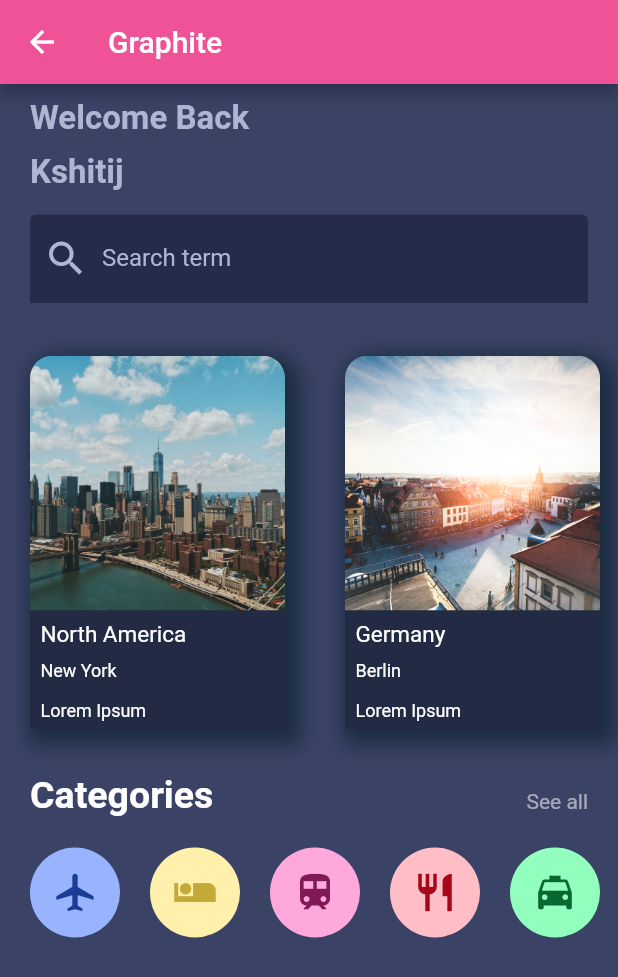
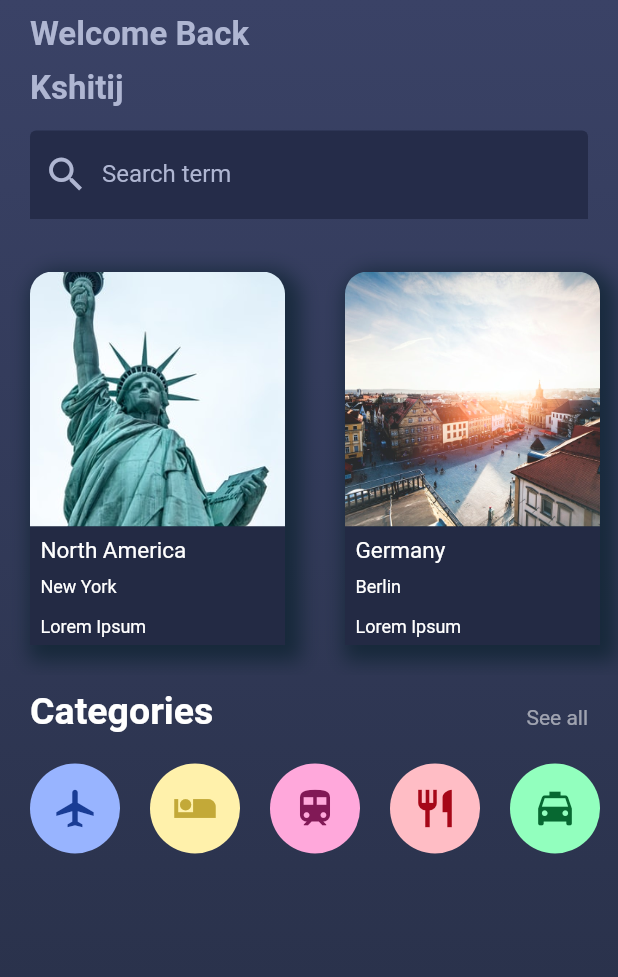
Before and after one commit to kshitijver/DdroidRush2020, a Flutter app: the HomeScreen screen opened directly, on a phone screen of 412 x 824 dp. Shown: the top 977 px of the screen. Run offline on Flutter 3.47's test engine with Material 2 defaults, Android fonts, the phone set to English and light mode, and no system bars; our stand-ins replace firebase_auth, firebase_core, flutter_spinkit; accounts and stored records are empty.

```diff
--- a/lib/home_screen.dart
+++ b/lib/home_screen.dart
@@ -1,5 +1,6 @@
 import 'package:flutter/cupertino.dart';
 import "package:flutter/material.dart";
+import 'content_page.dart';
 import 'package:flutter_staggered_grid_view/flutter_staggered_grid_view.dart';
 
 class HomeScreen extends StatefulWidget {
@@ -11,12 +12,18 @@ class _HomeScreenState extends State<HomeScreen> {
   @override
   Widget build(BuildContext context) {
     return Scaffold(
-      appBar: AppBar(
-        title: Text("Graphite"),
-        backgroundColor: Color(0xffF05298),
-      ),
+//      appBar: AppBar(
+//        title: Text("Graphite"),
+//        backgroundColor: Color(0xffF05298),
+//      ),
       backgroundColor: Color(0xff3A4266),
       body: SafeArea(
+        child: Container(
+          decoration: BoxDecoration(
+              gradient: LinearGradient(
+                  begin: Alignment(0.0, -1.0),
+                  end: Alignment(0.0, 1.0),
+                  colors: [Color(0xff3A4266), Color(0xff262E45)])),
           child: ListView(
             children: <Widget>[
               Container(
@@ -139,7 +146,11 @@ class _HomeScreenState extends State<HomeScreen> {
                   ),
                 ],
               ),
-            Row(
+              Container(
+                height: 66,
+                child: ListView(
+                  shrinkWrap: true,
+                  scrollDirection: Axis.horizontal,
                   children: <Widget>[
                     Padding(
                       padding: EdgeInsets.only(left: 20),
@@ -203,6 +214,7 @@ class _HomeScreenState extends State<HomeScreen> {
                     ),
                   ],
                 ),
+              ),
 //            Padding(
 //              padding: EdgeInsets.symmetric(horizontal: 10),
 //              child: StaggeredGridView.countBuilder(
@@ -225,6 +237,7 @@ class _HomeScreenState extends State<HomeScreen> {
             ],
           ),
         ),
+      ),
     );
   }
 }
@@ -238,7 +251,18 @@ class CityCards extends StatelessWidget {
 
   @override
   Widget build(BuildContext context) {
-    return Container(
+    return GestureDetector(
+      onTap: () {
+        Navigator.push(
+            context,
+            MaterialPageRoute(
+                builder: (context) => ContentPage(
+                      country: country,
+                      image: image,
+                      city: city,
+                    )));
+      },
+      child: Container(
         decoration: BoxDecoration(
           borderRadius: BorderRadius.only(
               topLeft: Radius.circular(20), topRight: Radius.circular(20)),
@@ -324,6 +348,7 @@ class CityCards extends StatelessWidget {
             )
           ],
         ),
+      ),
     );
   }
 }
```
Also changed, not shown: lib/content_page.dart (added, +66 -0 lines), lib/main.dart (+6 -1 lines), assets/images/France.jpg, assets/images/NewYork.jpg. Lines whose indentation alone changed are shown as unchanged.
